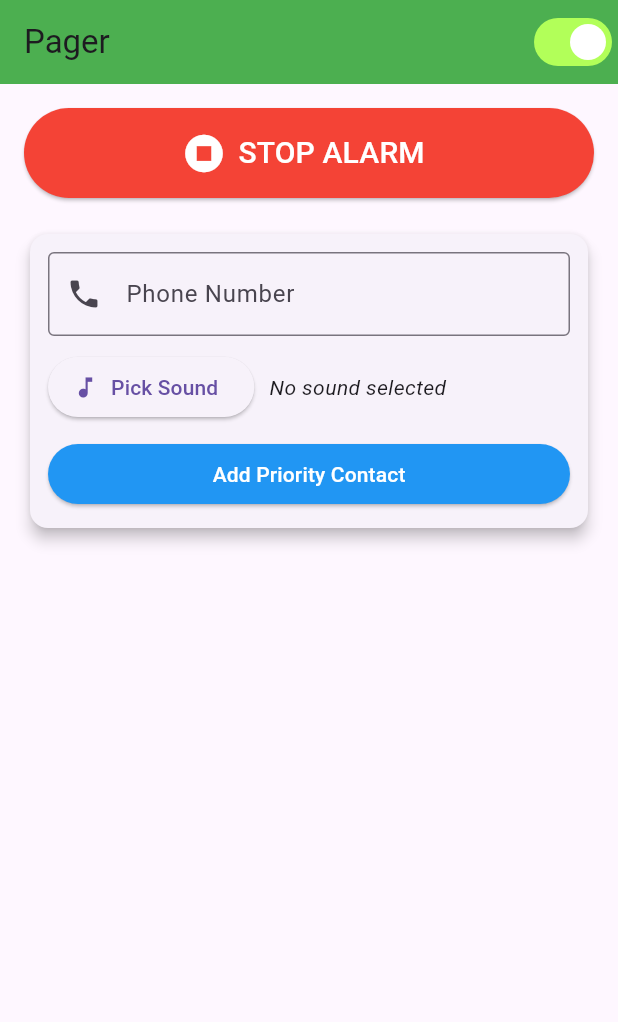
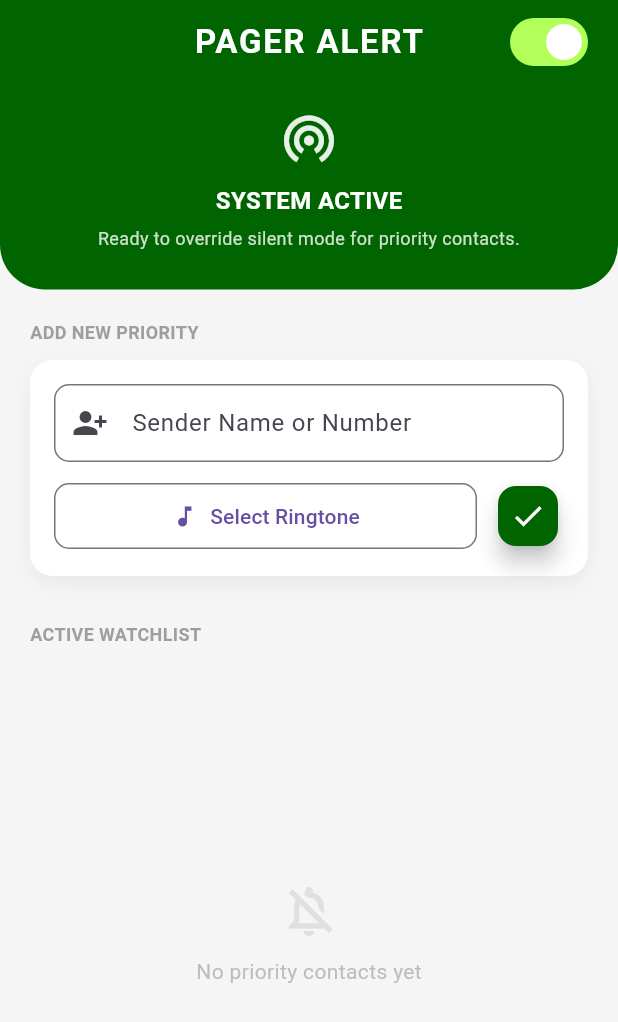
Before and after one commit to kiwimarc/pager_sms_alert, a Flutter app: the screen it shows after launch, on a phone screen of 412 x 824 dp. Shown: the top 1022 px of the screen. Run offline on Flutter 3.47's test engine with Material 3 defaults, Android fonts, the phone set to English and light mode, and no system bars; our stand-ins replace file_picker, just_audio, shared_preferences; missing offline and left inert: another_telephony, audio_session.

Commit message:
Changed applicationId from example ID and updated look of app

```diff
--- a/lib/core/background_handler.dart
+++ b/lib/core/background_handler.dart
@@ -4,18 +4,19 @@ import 'package:another_telephony/telephony.dart';
 import 'package:shared_preferences/shared_preferences.dart';
 import 'package:just_audio/just_audio.dart';
 import 'package:audio_session/audio_session.dart';
+import 'package:flutter/foundation.dart';
 
 @pragma('vm:entry-point')
 void backgroundMessageHandler(SmsMessage message) async {
   String sender = message.address ?? "";
-  print("DEBUG: SMS Received from $sender");
+  logDebug("DEBUG: SMS Received from $sender");
 
   final prefs = await SharedPreferences.getInstance();
 
   // 1. CHECK MASTER SWITCH
   bool isEnabled = prefs.getBool('app_enabled') ?? true;
   if (!isEnabled) {
-    print("App disabled. Ignoring.");
+    logDebug("App disabled. Ignoring.");
     return;
   }
 
@@ -45,7 +46,7 @@ void backgroundMessageHandler(SmsMessage message) async {
       // RESET STOP SIGNAL BEFORE STARTING
       await prefs.setBool('stop_alarm_signal', false);
 
-      print("Pager Alert! Playing: $soundPath");
+      logDebug("Pager Alert! Playing: $soundPath");
       await _playLocalAlarm(soundPath);
     }
   }
@@ -83,7 +84,7 @@ Future<void> _playLocalAlarm(String filePath) async {
         // Check if Stop Button was pressed
         bool stopNow = prefs.getBool('stop_alarm_signal') ?? false;
         if (stopNow) {
-          print("Stop signal received. Killing audio.");
+          logDebug("Stop signal received. Killing audio.");
           break;
         }
 
@@ -95,8 +96,15 @@ Future<void> _playLocalAlarm(String filePath) async {
       await player.stop();
     }
   } catch (e) {
-    print("Audio Error: $e");
+    logDebug("Audio Error: $e");
   } finally {
     await player.dispose();
   }
 }
+
+// Helper function to print only in debug mode
+void logDebug(String message) {
+  if (kDebugMode) {
+    logDebug("PAGER_DEBUG: $message");
+  }
+}
--- a/lib/repositories/preferences_repo.dart
+++ b/lib/repositories/preferences_repo.dart
@@ -5,7 +5,6 @@ import '../models/contact_model.dart';
 class PreferencesRepo {
   static const String keyContacts = 'priority_contacts_v3';
   static const String keyAppEnabled = 'app_enabled';
-  static const String keyStopSignal = 'stop_alarm_signal';
 
   // --- CONTACTS ---
   Future<List<ContactModel>> getContacts() async {
@@ -46,9 +45,4 @@ class PreferencesRepo {
     await prefs.setBool(keyAppEnabled, value);
   }
 
-  // --- STOP SIGNAL ---
-  Future<void> sendStopSignal() async {
-    final prefs = await SharedPreferences.getInstance();
-    await prefs.setBool(keyStopSignal, true);
-  }
 }
--- a/lib/viewmodels/home_viewmodel.dart
+++ b/lib/viewmodels/home_viewmodel.dart
@@ -56,10 +56,6 @@ class HomeViewModel extends ChangeNotifier {
     notifyListeners();
   }
 
-  Future<void> stopAlarm() async {
-    await _repo.sendStopSignal();
-  }
-
   Future<void> pickSound() async {
     FilePickerResult? result = await FilePicker.platform.pickFiles(type: FileType.audio);
     if (result != null && result.files.single.path != null) {
--- a/lib/views/home_view.dart
+++ b/lib/views/home_view.dart
@@ -25,115 +25,205 @@ class _HomeViewState extends State<HomeView> {
   Widget build(BuildContext context) {
     final viewModel = Provider.of<HomeViewModel>(context);
 
+    // Modern Color Palette
+    final primaryColor = viewModel.isAppEnabled ? const Color(0xFF006400) : Colors.grey.shade700; // Dark Green vs Grey
+    const accentColor =  Color(0xFFD32F2F); // Red for delete/alert
+
     return Scaffold(
+      backgroundColor: const Color(0xFFF5F5F5), // Light Grey Background
       appBar: AppBar(
-        title: const Text("Pager"),
-        backgroundColor: viewModel.isAppEnabled ? Colors.green : Colors.grey,
+        elevation: 0,
+        backgroundColor: primaryColor,
+        centerTitle: true,
+        title: const Text(
+          "PAGER ALERT",
+          style: TextStyle(fontWeight: FontWeight.bold, letterSpacing: 1.2, color: Colors.white),
+        ),
         actions: [
-          Switch(
+          // Elegant Toggle Switch
+          Padding(
+            padding: const EdgeInsets.only(right: 16.0),
+            child: Switch(
               value: viewModel.isAppEnabled,
               onChanged: (val) => viewModel.toggleAppEnabled(val),
               activeColor: Colors.white,
               activeTrackColor: Colors.lightGreenAccent,
-          )
+              inactiveThumbColor: Colors.grey,
+            ),
+          ),
         ],
       ),
-      body: Padding(
-        padding: const EdgeInsets.all(16.0),
+      body: Column(
+        children: [
+          // STATUS HEADER
+          Container(
+            width: double.infinity,
+            padding: const EdgeInsets.all(16),
+            decoration: BoxDecoration(
+              color: primaryColor,
+              borderRadius: const BorderRadius.only(
+                bottomLeft: Radius.circular(30),
+                bottomRight: Radius.circular(30),
+              ),
+            ),
             child: Column(
               children: [
-            // BIG STOP BUTTON
-            SizedBox(
-              width: double.infinity,
-              height: 60,
-              child: ElevatedButton.icon(
-                style: ElevatedButton.styleFrom(
-                  backgroundColor: Colors.red,
-                  foregroundColor: Colors.white,
+                Icon(
+                  viewModel.isAppEnabled ? Icons.wifi_tethering : Icons.wifi_tethering_off,
+                  size: 40,
+                  color: Colors.white.withOpacity(0.9),
                 ),
-                onPressed: () {
-                  viewModel.stopAlarm();
-                  ScaffoldMessenger.of(context).showSnackBar(
-                    const SnackBar(content: Text("Signal sent to stop alarm!")),
-                  );
-                },
-                icon: const Icon(Icons.stop_circle, size: 30),
-                label: const Text("STOP ALARM", style: TextStyle(fontSize: 20)),
+                const SizedBox(height: 10),
+                Text(
+                  viewModel.isAppEnabled ? "SYSTEM ACTIVE" : "SYSTEM DISABLED",
+                  style: const TextStyle(
+                    color: Colors.white,
+                    fontWeight: FontWeight.bold,
+                    fontSize: 16,
+                  ),
+                ),
+                const SizedBox(height: 5),
+                Text(
+                  viewModel.isAppEnabled
+                    ? "Ready to override silent mode for priority contacts."
+                    : "You will not receive audio alerts.",
+                  textAlign: TextAlign.center,
+                  style: TextStyle(color: Colors.white.withOpacity(0.8), fontSize: 12),
+                ),
+                const SizedBox(height: 10),
+              ],
             ),
           ),
 
-            const SizedBox(height: 20),
+          Expanded(
+            child: Padding(
+              padding: const EdgeInsets.all(20.0),
+              child: Column(
+                crossAxisAlignment: CrossAxisAlignment.start,
+                children: [
+                  const Text(
+                    "ADD NEW PRIORITY",
+                    style: TextStyle(fontSize: 12, fontWeight: FontWeight.bold, color: Colors.grey),
+                  ),
+                  const SizedBox(height: 10),
 
-            // INPUT FORM
-            Card(
-              elevation: 4,
-              child: Padding(
-                padding: const EdgeInsets.all(12.0),
+                  // MODERN INPUT CARD
+                  Container(
+                    decoration: BoxDecoration(
+                      color: Colors.white,
+                      borderRadius: BorderRadius.circular(15),
+                      boxShadow: [
+                        BoxShadow(color: Colors.black.withOpacity(0.05), blurRadius: 10, offset: const Offset(0, 5))
+                      ],
+                    ),
+                    padding: const EdgeInsets.all(16),
                     child: Column(
                       children: [
                         TextField(
                           controller: _controller,
-                      keyboardType: TextInputType.phone,
-                      decoration: const InputDecoration(
-                        labelText: "Phone Number",
-                        border: OutlineInputBorder(),
-                        prefixIcon: Icon(Icons.phone),
+                          keyboardType: TextInputType.text, // Changed to text to allow names like "Dispatch"
+                          decoration: InputDecoration(
+                            labelText: "Sender Name or Number",
+                            hintText: "e.g. Dispatch or 12345678",
+                            border: OutlineInputBorder(borderRadius: BorderRadius.circular(10)),
+                            prefixIcon: const Icon(Icons.person_add_alt_1),
+                            contentPadding: const EdgeInsets.symmetric(horizontal: 16, vertical: 14),
                           ),
                         ),
-                    const SizedBox(height: 10),
+                        const SizedBox(height: 12),
                         Row(
                           children: [
-                        ElevatedButton.icon(
+                            Expanded(
+                              child: OutlinedButton.icon(
                                 onPressed: viewModel.pickSound,
                                 icon: const Icon(Icons.music_note),
-                          label: const Text("Pick Sound"),
+                                label: Text(
+                                  viewModel.selectedSoundPath == null ? "Select Ringtone" : "Sound Selected",
+                                  overflow: TextOverflow.ellipsis,
+                                ),
+                                style: OutlinedButton.styleFrom(
+                                  padding: const EdgeInsets.symmetric(vertical: 12),
+                                  shape: RoundedRectangleBorder(borderRadius: BorderRadius.circular(10)),
+                                ),
+                              ),
                             ),
                             const SizedBox(width: 10),
-                        Expanded(
-                          child: Text(
-                            viewModel.selectedSoundName,
-                            overflow: TextOverflow.ellipsis,
-                            style: const TextStyle(fontStyle: FontStyle.italic),
-                          ),
-                        ),
-                      ],
-                    ),
-                    const SizedBox(height: 10),
-                    SizedBox(
-                      width: double.infinity,
-                      child: ElevatedButton(
-                        style: ElevatedButton.styleFrom(backgroundColor: Colors.blue),
+                            FloatingActionButton.small(
                               onPressed: () {
                                 if (viewModel.selectedSoundPath == null) {
-                            ScaffoldMessenger.of(context).showSnackBar(const SnackBar(content: Text("Select a sound first!")));
+                                  ScaffoldMessenger.of(context).showSnackBar(const SnackBar(content: Text("Please select a sound file first.")));
                                   return;
                                 }
                                 viewModel.addContact(_controller.text);
                                 _controller.clear();
+                                FocusScope.of(context).unfocus(); // Close keyboard
                               },
-                        child: const Text("Add Priority Contact", style: TextStyle(color: Colors.white)),
+                              backgroundColor: primaryColor,
+                              child: const Icon(Icons.check, color: Colors.white),
+                            ),
+                          ],
+                        ),
+                        if (viewModel.selectedSoundPath != null)
+                           Padding(
+                             padding: const EdgeInsets.only(top: 8.0),
+                             child: Text(
+                               "Selected: ${viewModel.selectedSoundName}",
+                               style: const TextStyle(fontSize: 12, color: Colors.green),
                              ),
                            ),
                       ],
                     ),
                   ),
+
+                  const SizedBox(height: 30),
+                  const Text(
+                    "ACTIVE WATCHLIST",
+                    style: TextStyle(fontSize: 12, fontWeight: FontWeight.bold, color: Colors.grey),
                   ),
-
-            const SizedBox(height: 20),
+                  const SizedBox(height: 10),
 
                   // CONTACT LIST
                   Expanded(
-              child: ListView.builder(
+                    child: viewModel.contacts.isEmpty
+                    ? Center(
+                        child: Column(
+                          mainAxisAlignment: MainAxisAlignment.center,
+                          children: [
+                            Icon(Icons.notifications_off_outlined, size: 40, color: Colors.grey.shade300),
+                            const SizedBox(height: 10),
+                            Text("No priority contacts yet", style: TextStyle(color: Colors.grey.shade400)),
+                          ],
+                        ),
+                      )
+                    : ListView.builder(
                         itemCount: viewModel.contacts.length,
                         itemBuilder: (context, index) {
                           final contact = viewModel.contacts[index];
-                  return Card(
+                          return Container(
+                            margin: const EdgeInsets.only(bottom: 10),
+                            decoration: BoxDecoration(
+                              color: Colors.white,
+                              borderRadius: BorderRadius.circular(12),
+                              border: Border.all(color: Colors.grey.shade100),
+                            ),
                             child: ListTile(
-                      leading: const Icon(Icons.notifications_active, color: Colors.blue),
-                      title: Text(contact.number, style: const TextStyle(fontWeight: FontWeight.bold)),
-                      subtitle: Text(p.basename(contact.soundPath)),
+                              leading: CircleAvatar(
+                                backgroundColor: primaryColor.withOpacity(0.1),
+                                child: Icon(Icons.priority_high, color: primaryColor, size: 20),
+                              ),
+                              title: Text(
+                                contact.number,
+                                style: const TextStyle(fontWeight: FontWeight.bold, fontSize: 16),
+                              ),
+                              subtitle: Row(
+                                children: [
+                                  const Icon(Icons.music_note, size: 14, color: Colors.grey),
+                                  const SizedBox(width: 4),
+                                  Expanded(child: Text(p.basename(contact.soundPath), overflow: TextOverflow.ellipsis)),
+                                ],
+                              ),
                               trailing: IconButton(
-                        icon: const Icon(Icons.delete, color: Colors.red),
+                                icon: const Icon(Icons.delete_outline, color: accentColor),
                                 onPressed: () => viewModel.deleteContact(contact.number),
                               ),
                             ),
@@ -144,6 +234,9 @@ class _HomeViewState extends State<HomeView> {
                 ],
               ),
             ),
+          ),
+        ],
+      ),
     );
   }
 }
--- a/pubspec.yaml
+++ b/pubspec.yaml
@@ -41,6 +41,7 @@ dependencies:
   # The following adds the Cupertino Icons font to your application.
   # Use with the CupertinoIcons class for iOS style icons.
   cupertino_icons: ^1.0.6
+  path: ^1.9.0
 
 dev_dependencies:
   flutter_test:
```
Also changed, not shown: pubspec.lock, 4 other files. Lines whose indentation alone changed are shown as unchanged.
